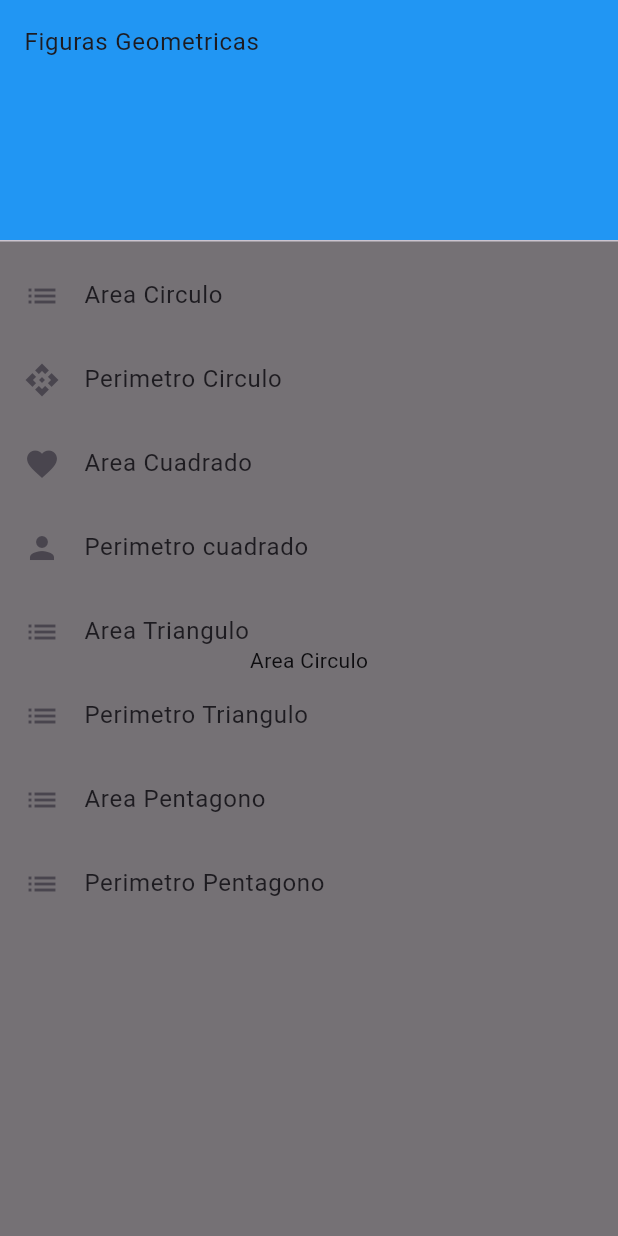
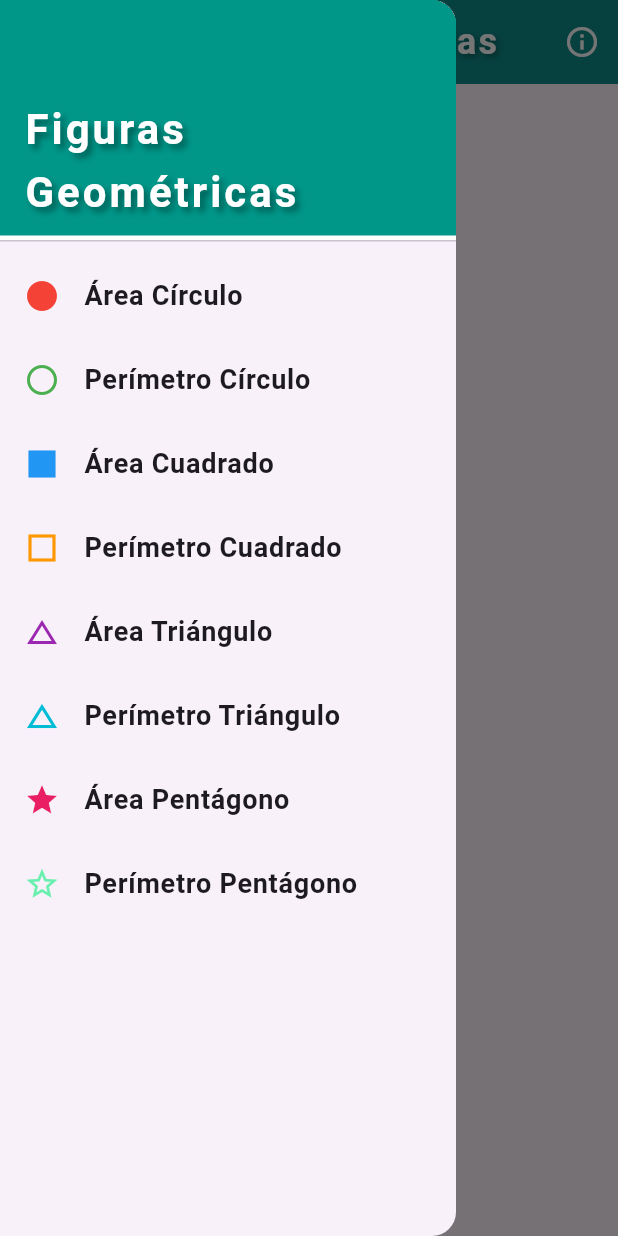
Before and after one commit to UdeA-20242-TeamB/lab02_TeamB, a Flutter app: the screen it shows after launch, with the side drawer open, on a phone screen of 412 x 824 dp. Run offline on Flutter 3.47's test engine with Material 3 defaults, Android fonts, the phone set to English and light mode, and no system bars.

Commit message:
Improved the overall design of the drawer

```diff
--- a/lib/pages/drawer_page.dart
+++ b/lib/pages/drawer_page.dart
@@ -20,6 +20,7 @@ class DrawerPage extends StatefulWidget {
 class _DrawerPageState extends State<DrawerPage> {
   int _selectedIndex = 0;
 
+  //Paginas a implementar
   static const List<Widget> _widgetOptions = <Widget>[
     AreaCircle(),
     PerimeterCircle(),
@@ -40,93 +41,230 @@ class _DrawerPageState extends State<DrawerPage> {
   @override
   Widget build(BuildContext context) {
     return Scaffold(
+      //Appbar
       appBar: AppBar(
-        title: const Text("Figuras Geometricas"),
+        backgroundColor: Colors.teal,
+        elevation: 10,
+        title: const Text(
+          "Figuras Geométricas",
+          style: TextStyle(
+            fontSize: 24,
+            fontWeight: FontWeight.bold,
+            letterSpacing: 1.5,
+            color: Colors.white,
+            shadows: [
+              Shadow(
+                blurRadius: 5.0,
+                color: Colors.black38,
+                offset: Offset(2, 2),
+              ),
+            ],
+          ),
+        ),
+
+        centerTitle: true,
+        actions: [
+          IconButton(
+            icon: const Icon(Icons.info_outline, color: Colors.white),
+            tooltip: 'Información',
+            onPressed: () {
+              showDialog(
+                context: context,
+                builder: (context) {
+                  return AlertDialog(
+                    title: const Text('Información'),
+                    content: const Text(
+                        'Esta es una aplicación para calcular áreas y perímetros de distintas figuras geométricas. Realizado por un grupo de 8 integrantes a través del control de versiones de GitHub.'),
+                    actions: [
+                      TextButton(
+                        child: const Text('Cerrar'),
+                        onPressed: () {
+                          Navigator.of(context).pop();
+                        },
+                      ),
+                    ],
+                  );
+                },
+              );
+            },
+          ),
+        ],
       ),
       body: Center(
         child: _widgetOptions.elementAt(_selectedIndex),
       ),
-      drawer: ListView(
+      drawer: Drawer(
+        child: ListView(
           children: [
             const DrawerHeader(
-            decoration: BoxDecoration(color: Colors.blue),
-            child: Text("Figuras Geometricas"),
+              decoration: BoxDecoration(
+                color: Colors.teal,
+                border: Border(
+                  bottom: BorderSide(
+                    color: Colors.white,
+                    width: 3,
                   ),
-
+                ),
+              ),
+              child: Align(
+                alignment: Alignment.bottomLeft,
+                child: Text(
+                  "Figuras Geométricas",
+                  style: TextStyle(
+                    fontSize: 28,
+                    fontWeight: FontWeight.bold,
+                    color: Colors.white,
+                    letterSpacing: 2,
+                    shadows: [
+                      Shadow(
+                        blurRadius: 5.0,
+                        color: Colors.black38,
+                        offset: Offset(3, 3),
+                      ),
+                    ],
+                  ),
+                ),
+              ),
+            ),
             ListTile(
-            leading: const Icon(Icons.list),
-            title: const Text("Area Circulo"),
-            onTap:(){
+              leading: const Icon(
+                Icons.circle,
+                color: Colors.red,
+              ),
+              title: const Text(
+                "Área Círculo",
+                style: TextStyle(
+                  fontSize: 18,
+                  fontWeight: FontWeight.w600,
+                ),
+              ),
+              onTap: () {
                 _onItemTapped(0);
                 Navigator.pop(context);
               },
             ),
-
             ListTile(
-            leading: const Icon(Icons.api),
-            title: const Text("Perimetro Circulo"),
-            onTap:(){
+              leading: const Icon(
+                Icons.circle_outlined,
+                color: Colors.green,
+              ),
+              title: const Text(
+                "Perímetro Círculo",
+                style: TextStyle(
+                  fontSize: 18,
+                  fontWeight: FontWeight.w600,
+                ),
+              ),
+              onTap: () {
                 _onItemTapped(1);
                 Navigator.pop(context);
               },
             ),
-
             ListTile(
-            leading: const Icon(Icons.favorite),
-            title: const Text("Area Cuadrado"),
-            onTap:(){
+              leading: const Icon(
+                Icons.square,
+                color: Colors.blue,
+              ),
+              title: const Text(
+                "Área Cuadrado",
+                style: TextStyle(
+                  fontSize: 18,
+                  fontWeight: FontWeight.w600,
+                ),
+              ),
+              onTap: () {
                 _onItemTapped(2);
                 Navigator.pop(context);
               },
             ),
-
             ListTile(
-            leading: const Icon(Icons.person),
-            title: const Text("Perimetro cuadrado"),
-            onTap:(){
+              leading: const Icon(
+                Icons.square_outlined,
+                color: Colors.orange,
+              ),
+              title: const Text(
+                "Perímetro Cuadrado",
+                style: TextStyle(
+                  fontSize: 18,
+                  fontWeight: FontWeight.w600,
+                ),
+              ),
+              onTap: () {
                 _onItemTapped(3);
                 Navigator.pop(context);
               },
             ),
-
             ListTile(
-            leading: const Icon(Icons.list),
-            title: const Text("Area Triangulo"),
-            onTap:(){
+              leading: const Icon(
+                Icons.change_history,
+                color: Colors.purple,
+              ),
+              title: const Text(
+                "Área Triángulo",
+                style: TextStyle(
+                  fontSize: 18,
+                  fontWeight: FontWeight.w600,
+                ),
+              ),
+              onTap: () {
                 _onItemTapped(4);
                 Navigator.pop(context);
               },
             ),
-
             ListTile(
-            leading: const Icon(Icons.list),
-            title: const Text("Perimetro Triangulo"),
-            onTap:(){
+              leading: const Icon(
+                Icons.change_history_outlined,
+                color: Colors.cyan,
+              ),
+              title: const Text(
+                "Perímetro Triángulo",
+                style: TextStyle(
+                  fontSize: 18,
+                  fontWeight: FontWeight.w600,
+                ),
+              ),
+              onTap: () {
                 _onItemTapped(5);
                 Navigator.pop(context);
               },
             ),
-
             ListTile(
-            leading: const Icon(Icons.list),
-            title: const Text("Area Pentagono"),
-            onTap:(){
+              leading: const Icon(
+                Icons.star,
+                color: Colors.pink,
+              ),
+              title: const Text(
+                "Área Pentágono",
+                style: TextStyle(
+                  fontSize: 18,
+                  fontWeight: FontWeight.w600,
+                ),
+              ),
+              onTap: () {
                 _onItemTapped(6);
                 Navigator.pop(context);
               },
             ),
-
             ListTile(
-            leading: const Icon(Icons.list),
-            title: const Text("Perimetro Pentagono"),
-            onTap:(){
+              leading: const Icon(
+                Icons.star_border,
+                color: Colors.greenAccent,
+              ),
+              title: const Text(
+                "Perímetro Pentágono",
+                style: TextStyle(
+                  fontSize: 18,
+                  fontWeight: FontWeight.w600,
+                ),
+              ),
+              onTap: () {
                 _onItemTapped(7);
                 Navigator.pop(context);
               },
             ),
           ],
         ),
+      ),
     );
   }
-
 }
```
Lines whose indentation alone changed are shown as unchanged.
